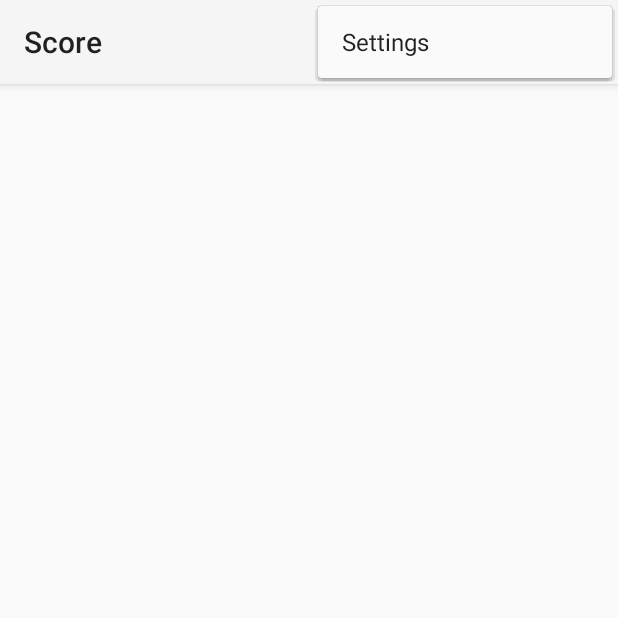
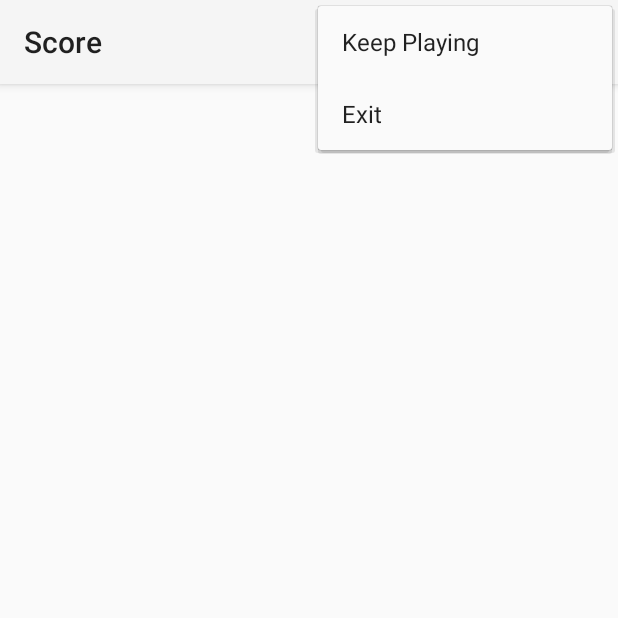
Before and after one commit to kiddos/rock-paper-scissors, an Android app: the Score screen opened directly, with no data from a screen before it, with the options menu open, on a phone screen of 412 x 824 dp, the top half of it. Run offline under Robolectric (Android 15) with nearby library versions, the phone set to English and light mode, and no system bars.

```diff
--- a/app/build.gradle
+++ b/app/build.gradle
@@ -22,4 +22,5 @@ android {
 
 dependencies {
     compile fileTree(include: ['*.jar'], dir: 'libs')
+    compile files('src/main/res/libs/libsvm.jar')
 }
--- a/app/src/main/res/layout/activity_score.xml
+++ b/app/src/main/res/layout/activity_score.xml
@@ -8,10 +8,10 @@
 				android:paddingBottom="@dimen/activity_vertical_margin"
 				tools:context="com.kiddos.rockpaperscissors.Score">
 
-
 	<ListView
-			android:layout_width="wrap_content"
-			android:layout_height="wrap_content"
-			android:id="@+id/listView" android:layout_alignParentTop="true"
-			android:layout_alignParentBottom="true" android:layout_alignParentEnd="true"/>
+			android:layout_width="fill_parent"
+			android:layout_height="fill_parent"
+			android:id="@+id/lvScore"
+			android:layout_alignParentStart="true"
+			android:layout_alignParentEnd="true"/>
 </RelativeLayout>
--- a/app/src/main/res/menu/menu_score.xml
+++ b/app/src/main/res/menu/menu_score.xml
@@ -1,8 +1,12 @@
 <menu xmlns:android="http://schemas.android.com/apk/res/android"
 	  xmlns:tools="http://schemas.android.com/tools"
 	  tools:context="com.kiddos.rockpaperscissors.Score">
-	<item android:id="@+id/action_settings"
-		  android:title="@string/action_settings"
+	<item android:id="@+id/action_keep_playing"
+		  android:title="@string/action_keep_playing"
+		  android:orderInCategory="100"
+		  android:showAsAction="never"/>
+	<item android:id="@+id/action_exit"
+		  android:title="@string/action_exit"
 		  android:orderInCategory="100"
 		  android:showAsAction="never"/>
 </menu>
--- a/app/src/main/res/values/strings.xml
+++ b/app/src/main/res/values/strings.xml
@@ -2,8 +2,6 @@
 	<string name="app_name">Rock Paper Scissors</string>
 	<string name="action_score">Score</string>
 	<string name="action_exit">Exit</string>
+	<string name="action_keep_playing">Keep Playing</string>
 	<string name="title_activity_score">Score</string>
-
-	<string name="hello_world">Hello world!</string>
-	<string name="action_settings">Settings</string>
 </resources>
```
Also changed, not shown: app/src/main/java/com/kiddos/rockpaperscissors/MachineLearning.java (added, +49 -0 lines), app/src/main/java/com/kiddos/rockpaperscissors/MainActivity.java (+61 -16 lines), app/src/main/java/com/kiddos/rockpaperscissors/Score.java (+69 -9 lines), app/src/main/res/layout/activity_main.xml (+7 -0 lines), app/src/main/res/libs/libsvm.jar (added), 1 other file.
